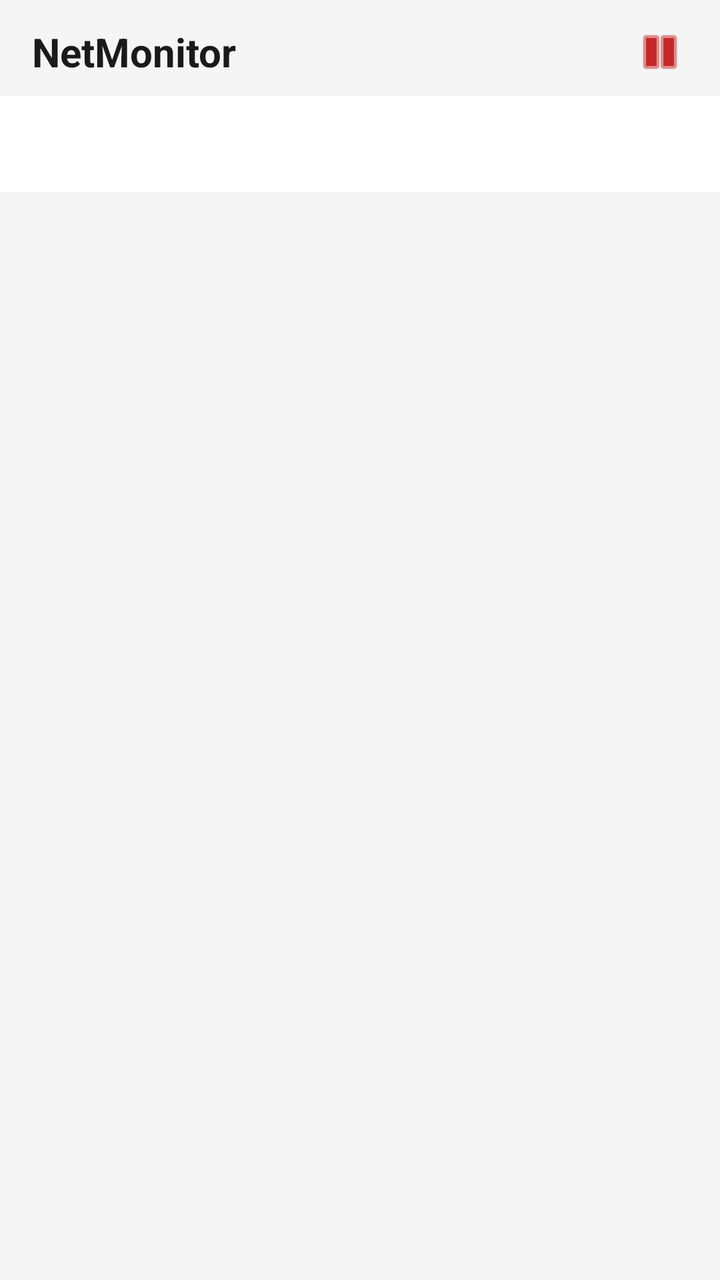
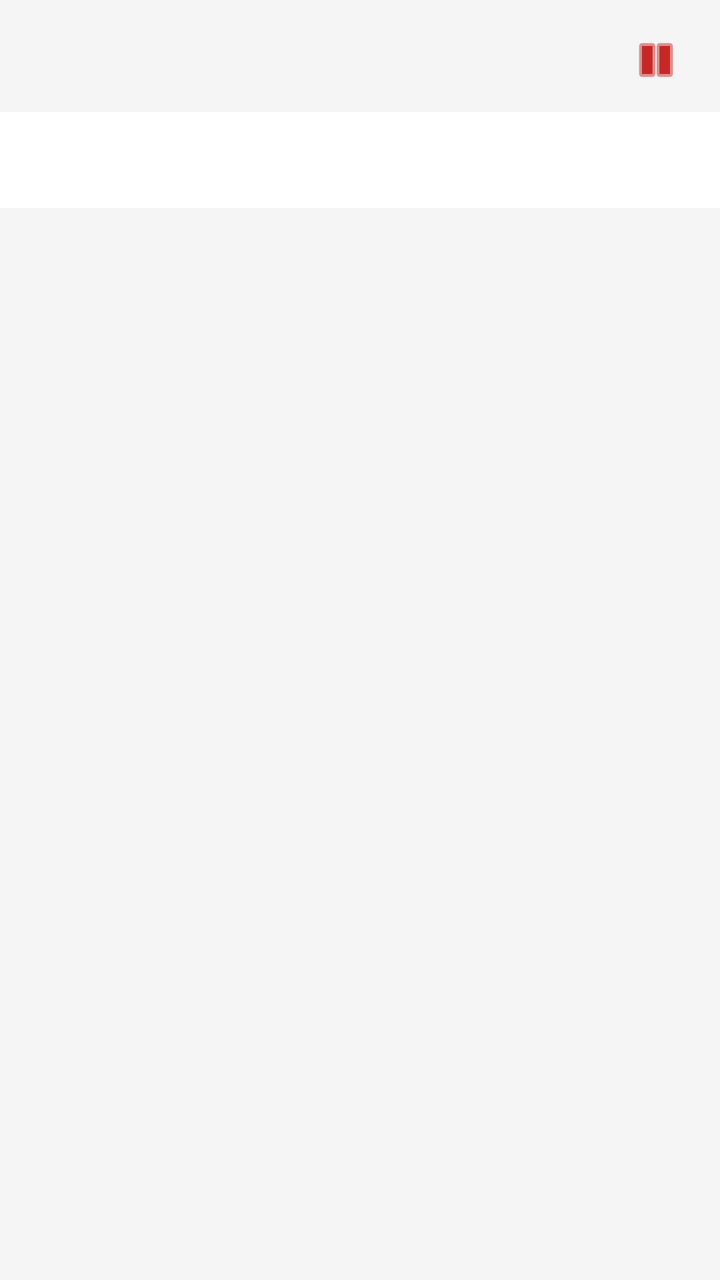

Compare the two renders of this Android layout. The source of the first and the diff that turns it into the second are given below.
<!-- AndroidManifest.xml: application theme Theme.NetMonitor -->
<!-- res/layout/activity_main.xml -->
<?xml version="1.0" encoding="utf-8"?>
<LinearLayout xmlns:android="http://schemas.android.com/apk/res/android"
    xmlns:app="http://schemas.android.com/apk/res-auto"
    android:id="@+id/mainRoot"
    android:layout_width="match_parent"
    android:layout_height="match_parent"
    android:orientation="vertical"
    android:background="@color/md_theme_background">

    
    <LinearLayout
        android:layout_width="match_parent"
        android:layout_height="wrap_content"
        android:orientation="horizontal"
        android:gravity="center_vertical"
        android:paddingStart="16dp"
        android:paddingEnd="16dp"
        android:paddingTop="12dp"
        android:paddingBottom="8dp">

        <TextView
            android:id="@+id/titleText"
            android:layout_width="0dp"
            android:layout_height="wrap_content"
            android:layout_weight="1"
            android:text="NetMonitor"
            android:textColor="@color/md_theme_on_surface"
            android:textSize="20sp"
            android:textStyle="bold" />

        <TextView
            android:id="@+id/sessionTimerText"
            android:layout_width="wrap_content"
            android:layout_height="wrap_content"
            android:layout_marginEnd="10dp"
            android:fontFamily="monospace"
            android:textColor="@color/md_theme_on_surface_variant"
            android:textSize="13sp"
            android:text="00:00:00"
            android:visibility="gone" />

        <ImageView
            android:id="@+id/headerStatusIcon"
            android:layout_width="28dp"
            android:layout_height="28dp"
            android:layout_gravity="end|center_vertical"
            android:contentDescription="@string/app_name"
            android:src="@android:drawable/ic_media_pause"
            app:tint="@color/status_stopped" />
    </LinearLayout>

    <com.google.android.material.tabs.TabLayout
        android:id="@+id/tabLayout"
        android:layout_width="match_parent"
        android:layout_height="wrap_content"
        android:background="@color/md_theme_surface"
        app:tabTextColor="@color/md_theme_on_surface_variant"
        app:tabSelectedTextColor="@color/md_theme_primary"
        app:tabIndicatorColor="@color/md_theme_primary" />

    <androidx.viewpager2.widget.ViewPager2
        android:id="@+id/viewPager"
        android:layout_width="match_parent"
        android:layout_height="0dp"
        android:layout_weight="1" />

</LinearLayout>
<!-- resources referenced by this layout -->
<resources>
  <color name="md_theme_background">#F5F5F5</color>
  <color name="md_theme_on_surface">#1A1A1A</color>
  <color name="md_theme_on_surface_variant">#5C5C5C</color>
  <color name="md_theme_primary">#2E7D32</color>
  <color name="md_theme_surface">#FFFFFF</color>
  <color name="status_stopped">#C62828</color>
  <string name="app_name">NetMonitor</string>
  <style name="Theme.NetMonitor" parent="Theme.Material3.DayNight.NoActionBar">
          <item name="colorPrimary">@color/md_theme_primary</item>
          <item name="colorOnPrimary">@color/md_theme_on_primary</item>
          <item name="colorSecondary">@color/md_theme_secondary</item>
          <item name="android:statusBarColor">@color/md_theme_surface</item>
          <item name="android:navigationBarColor">@color/md_theme_background</item>
          <item name="android:windowBackground">@color/md_theme_background</item>
          <item name="colorSurface">@color/md_theme_surface</item>
          <item name="colorOnSurface">@color/md_theme_on_surface</item>
          <item name="android:textColorPrimary">@color/md_theme_on_surface</item>
          <item name="android:textColorSecondary">@color/md_theme_on_surface_variant</item>
  
          
          <item name="materialButtonStyle">@style/Widget.NetMonitor.Button</item>
          <item name="buttonStyle">@style/Widget.NetMonitor.Button</item>
      </style>
  <color name="md_theme_on_primary">#FFFFFF</color>
  <color name="md_theme_secondary">#1565C0</color>
  <style name="Widget.NetMonitor.Button" parent="Widget.Material3.Button.TonalButton">
          <item name="cornerRadius">6dp</item>
          <item name="android:minHeight">40dp</item>
          <item name="android:paddingTop">4dp</item>
          <item name="android:paddingBottom">4dp</item>
          <item name="android:insetTop">0dp</item>
          <item name="android:insetBottom">0dp</item>
          <item name="backgroundTint">@color/md_theme_surface</item>
          <item name="android:textColor">@color/md_theme_on_surface</item>
          <item name="strokeColor">@color/md_theme_outline</item>
          <item name="strokeWidth">1dp</item>
          <item name="rippleColor">@color/md_theme_outline</item>
      </style>
  <color name="md_theme_outline">#BDBDBD</color>
</resources>

<!-- the commit's change to res/layout/activity_main.xml (unified diff, before → after) -->
@@ -1,67 +1,81 @@
 <?xml version="1.0" encoding="utf-8"?>
 <LinearLayout xmlns:android="http://schemas.android.com/apk/res/android"
-    xmlns:app="http://schemas.android.com/apk/res-auto"
-    android:id="@+id/mainRoot"
-    android:layout_width="match_parent"
-    android:layout_height="match_parent"
-    android:orientation="vertical"
-    android:background="@color/md_theme_background">
+        xmlns:app="http://schemas.android.com/apk/res-auto"
+        android:id="@+id/mainRoot"
+        android:layout_width="match_parent"
+        android:layout_height="match_parent"
+        android:orientation="vertical"
+        android:background="@color/md_theme_background">
 
-    
     <LinearLayout
-        android:layout_width="match_parent"
-        android:layout_height="wrap_content"
-        android:orientation="horizontal"
-        android:gravity="center_vertical"
-        android:paddingStart="16dp"
-        android:paddingEnd="16dp"
-        android:paddingTop="12dp"
-        android:paddingBottom="8dp">
+            android:layout_width="match_parent"
+            android:layout_height="wrap_content"
+            android:orientation="horizontal"
+            android:gravity="center_vertical"
+            android:paddingStart="12dp"
+            android:paddingEnd="12dp"
+            android:paddingTop="10dp"
+            android:paddingBottom="6dp"
+            android:minHeight="48dp">
 
-        <TextView
-            android:id="@+id/titleText"
-            android:layout_width="0dp"
-            android:layout_height="wrap_content"
-            android:layout_weight="1"
-            android:text="NetMonitor"
-            android:textColor="@color/md_theme_on_surface"
-            android:textSize="20sp"
-            android:textStyle="bold" />
+        
+        <ImageButton
+                android:id="@+id/btnThemeToggle"
+                android:layout_width="40dp"
+                android:layout_height="40dp"
+                android:background="?attr/selectableItemBackgroundBorderless"
+                android:contentDescription="Toggle theme"
+                android:scaleType="centerInside"
+                android:padding="8dp"
+                app:tint="@color/md_theme_on_surface" />
 
-        <TextView
-            android:id="@+id/sessionTimerText"
-            android:layout_width="wrap_content"
-            android:layout_height="wrap_content"
-            android:layout_marginEnd="10dp"
-            android:fontFamily="monospace"
-            android:textColor="@color/md_theme_on_surface_variant"
-            android:textSize="13sp"
-            android:text="00:00:00"
-            android:visibility="gone" />
+        
+        <FrameLayout
+                android:layout_width="0dp"
+                android:layout_height="wrap_content"
+                android:layout_weight="1"
+                android:minHeight="40dp">
 
+            <TextView
+                    android:id="@+id/sessionTimerText"
+                    android:layout_width="match_parent"
+                    android:layout_height="wrap_content"
+                    android:layout_gravity="center"
+                    android:gravity="center"
+                    android:fontFamily="monospace"
+                    android:textColor="@color/md_theme_on_surface"
+                    android:textSize="20sp"
+                    android:letterSpacing="0.08"
+                    android:text="00:00:00"
+                    android:visibility="invisible" />
+        </FrameLayout>
+
+        
         <ImageView
-            android:id="@+id/headerStatusIcon"
-            android:layout_width="28dp"
-            android:layout_height="28dp"
-            android:layout_gravity="end|center_vertical"
-            android:contentDescription="@string/app_name"
-            android:src="@android:drawable/ic_media_pause"
-            app:tint="@color/status_stopped" />
+                android:id="@+id/headerStatusIcon"
+                android:layout_width="40dp"
+                android:layout_height="40dp"
+                android:padding="6dp"
+                android:scaleType="centerInside"
+                android:contentDescription="@string/app_name"
+                android:src="@android:drawable/ic_media_pause"
+                app:tint="@color/status_stopped" />
     </LinearLayout>
 
     <com.google.android.material.tabs.TabLayout
-        android:id="@+id/tabLayout"
-        android:layout_width="match_parent"
-        android:layout_height="wrap_content"
-        android:background="@color/md_theme_surface"
-        app:tabTextColor="@color/md_theme_on_surface_variant"
-        app:tabSelectedTextColor="@color/md_theme_primary"
-        app:tabIndicatorColor="@color/md_theme_primary" />
+            android:id="@+id/tabLayout"
+            android:layout_width="match_parent"
+            android:layout_height="48dp"
+            android:background="@color/md_theme_surface"
+            app:tabIconTint="@color/md_theme_on_surface"
+            app:tabIndicatorColor="@color/md_theme_primary"
+            app:tabRippleColor="@color/md_theme_primary"
+            app:tabMode="fixed"
+            app:tabGravity="fill" />
 
     <androidx.viewpager2.widget.ViewPager2
-        android:id="@+id/viewPager"
-        android:layout_width="match_parent"
-        android:layout_height="0dp"
-        android:layout_weight="1" />
-
+            android:id="@+id/viewPager"
+            android:layout_width="match_parent"
+            android:layout_height="0dp"
+            android:layout_weight="1" />
 </LinearLayout>
<!-- resource entries referenced after the edit -->
@@ -2,7 +2,6 @@
 <resources>
   <color name="md_theme_background">#F5F5F5</color>
   <color name="md_theme_on_surface">#1A1A1A</color>
-  <color name="md_theme_on_surface_variant">#5C5C5C</color>
   <color name="md_theme_primary">#2E7D32</color>
   <color name="md_theme_surface">#FFFFFF</color>
   <color name="status_stopped">#C62828</color>
@@ -25,6 +24,7 @@
       </style>
   <color name="md_theme_on_primary">#FFFFFF</color>
   <color name="md_theme_secondary">#1565C0</color>
+  <color name="md_theme_on_surface_variant">#5C5C5C</color>
   <style name="Widget.NetMonitor.Button" parent="Widget.Material3.Button.TonalButton">
           <item name="cornerRadius">6dp</item>
           <item name="android:minHeight">40dp</item>
